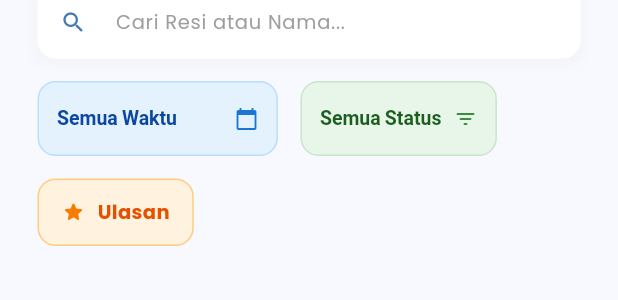
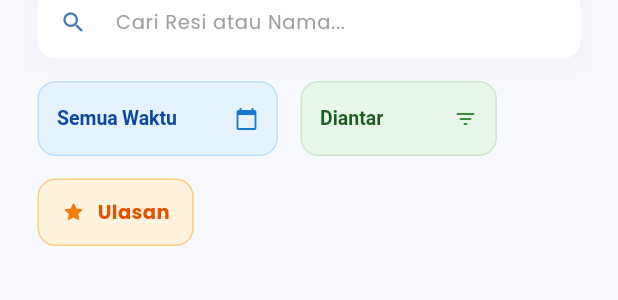
Before and after one commit to awalinda/SRIPSI-SATU-PAKET, a Flutter app: the BarangKeluarPage widget shown alone on an empty page, opened directly, on a phone screen of 412 x 824 dp. Shown: the part 231-531 px from the top of the screen. Run offline on Flutter 3.47's test engine with Material 3 defaults, Android fonts, the phone set to English and light mode, and no system bars; our stand-ins replace cloud_firestore, firebase_auth, firebase_core, firebase_storage, fl_chart, google_fonts and 4 more; missing offline and left inert: excel, mobile_scanner; accounts and stored records are empty; network calls fail.

```diff
--- a/lib/screens/admin/barang_keluar_page.dart
+++ b/lib/screens/admin/barang_keluar_page.dart
@@ -18,7 +18,7 @@ class _BarangKeluarPageState extends State<BarangKeluarPage> {
   final TextEditingController _searchController = TextEditingController();
   String _searchQuery = "";
   String selectedDateFilter = "Semua Waktu";
-  String selectedStatusFilter = "Semua Status";
+  String selectedStatusFilter = "Diantar";
   bool showOnlyReviewed = false;
   final FocusNode _searchFocusNode = FocusNode();
 
@@ -335,7 +335,7 @@ class _BarangKeluarPageState extends State<BarangKeluarPage> {
                         });
                       }
                     },
-                    items: <String>['Semua Status', 'Diantar', 'Selesai']
+                    items: <String>['Diantar', 'Selesai', 'Semua Status']
                         .map<DropdownMenuItem<String>>((String value) {
                       return DropdownMenuItem<String>(
                         value: value,
```
